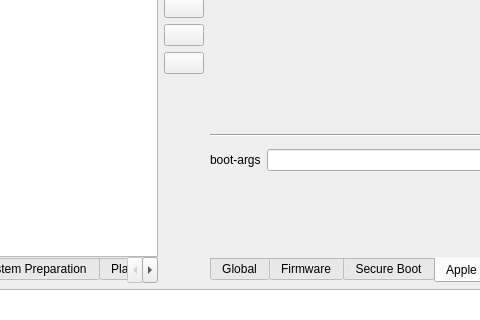
Before: the Qt Designer form src/form/efibooteditor.ui in Neverous/efibooteditor, drawn with Qt 5; both pictures show x 146 to 626 and y 88 to 408 of the 800 by 600 pixel window.
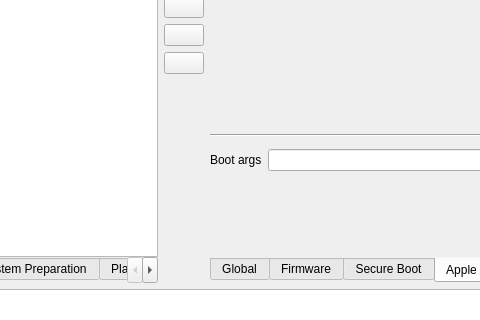
After: the same form once the commit is applied. The open tabs and pages were chosen to show the change. Icons and pictures are not drawn. Custom widgets are drawn as their Qt base class.

The edit to the form file:
```diff
--- a/src/form/efibooteditor.ui
+++ b/src/form/efibooteditor.ui
@@ -1094,7 +1094,7 @@
                  <string>&lt;html&gt;&lt;head/&gt;&lt;body&gt;&lt;p&gt;macOS boot arguments.&lt;/p&gt;&lt;/body&gt;&lt;/html&gt;</string>
                 </property>
                 <property name="text">
-                 <string>boot-args</string>
+                 <string>Boot args</string>
                 </property>
                </widget>
               </item>
```
